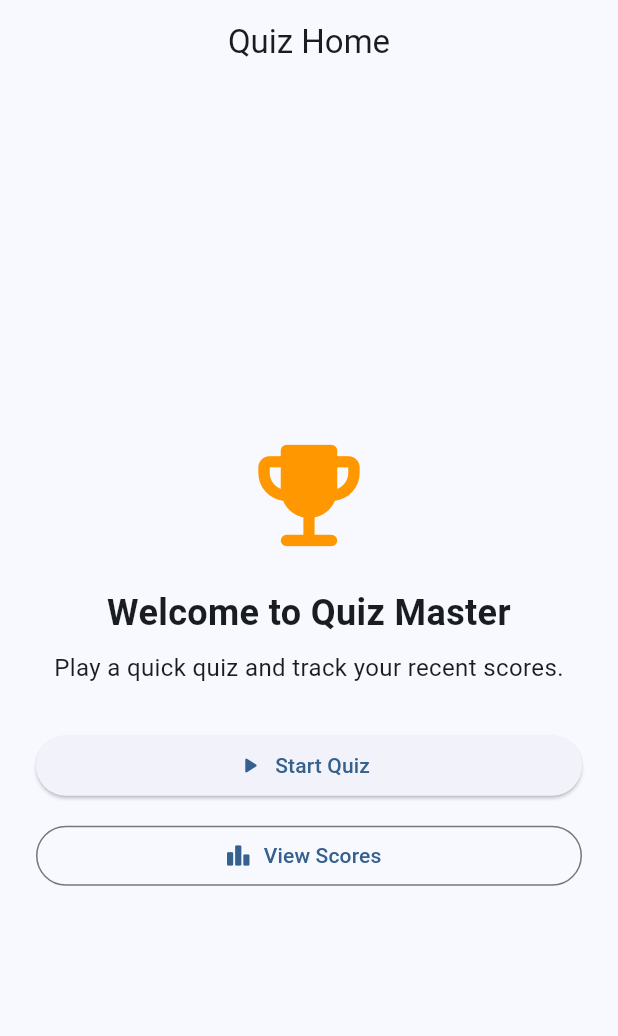
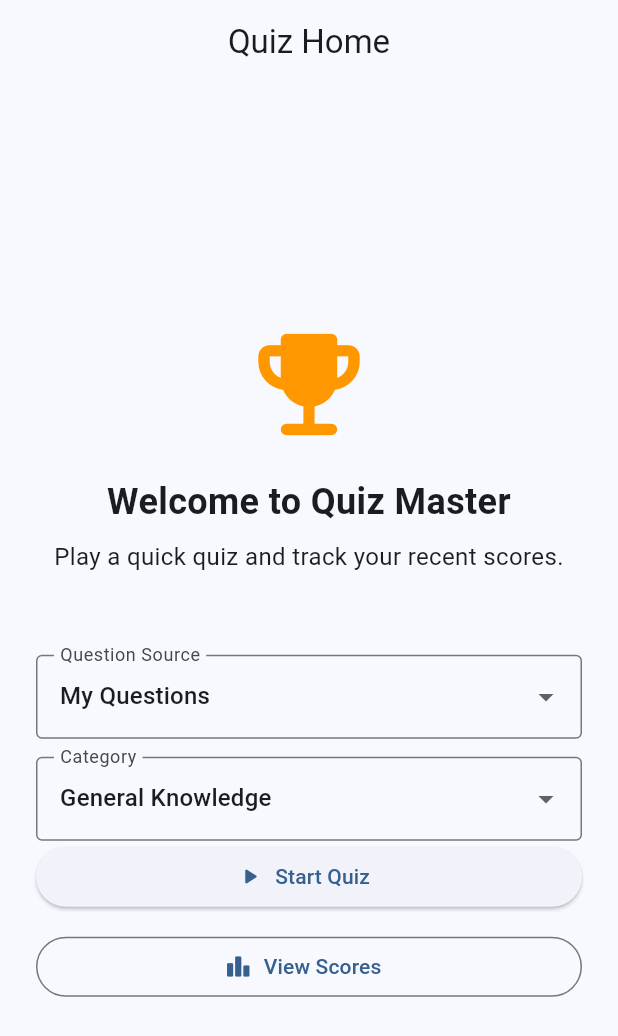
Before and after one commit to AsmiAd/Quiz_app, a Flutter app: the screen it shows after launch, on a phone screen of 412 x 824 dp. Shown: the top 1036 px of the screen. Run offline on Flutter 3.47's test engine with Material 3 defaults, Android fonts, the light colour scheme and no system bars.

Commit message:
Implement quiz configuration and repository: add category selection, API integration, and fallback handling; enhance UI with dropdowns for question source and category

```diff
--- a/lib/app_style.dart
+++ b/lib/app_style.dart
@@ -16,6 +16,10 @@ class AppText {
   static const String homeWelcomeSubtitle =
       'Play a quick quiz and track your recent scores.';
   static const String startQuiz = 'Start Quiz';
+  static const String questionSource = 'Question Source';
+  static const String category = 'Category';
+  static const String localQuestions = 'My Questions';
+  static const String apiQuestions = 'Online Questions';
   static const String viewScores = 'View Scores';
 
   static const String timerLabel = 'Time Left';
@@ -32,6 +36,8 @@ class AppText {
       'No scores yet.\nPlay a quiz to see results here.';
 
   static const String retry = 'Retry';
+  static const String apiFallback =
+      'Could not fetch online questions. Loaded local questions instead.';
   static const String noQuestions = 'No questions available.';
   static const String loadError = 'Could not load questions.';
 }
--- a/lib/data/questions.json
+++ b/lib/data/questions.json
@@ -1,15 +1,48 @@
 [
   {
+    "category": "general",
     "question": "What is the capital of Nepal?",
     "options": ["Kathmandu", "Pokhara", "Lalitpur", "Bhaktapur"],
     "answer_index": 0
   },
   {
+    "category": "general",
+    "question": "Which planet is known as the Red Planet?",
+    "options": ["Mars", "Venus", "Jupiter", "Saturn"],
+    "answer_index": 0
+  },
+  {
+    "category": "science",
+    "question": "What gas do plants absorb from the atmosphere?",
+    "options": ["Carbon Dioxide", "Oxygen", "Nitrogen", "Hydrogen"],
+    "answer_index": 0
+  },
+  {
+    "category": "science",
+    "question": "What is the chemical symbol for water?",
+    "options": ["H2O", "O2", "CO2", "NaCl"],
+    "answer_index": 0
+  },
+  {
+    "category": "history",
+    "question": "Who was the first President of the United States?",
+    "options": ["George Washington", "Abraham Lincoln", "John Adams", "Thomas Jefferson"],
+    "answer_index": 0
+  },
+  {
+    "category": "history",
+    "question": "In which year did World War II end?",
+    "options": ["1945", "1939", "1918", "1965"],
+    "answer_index": 0
+  },
+  {
+    "category": "technology",
     "question": "Flutter is developed by?",
     "options": ["Apple", "Google", "Microsoft", "Facebook"],
     "answer_index": 1
   },
   {
+    "category": "technology",
     "question": "Which language is used in Flutter?",
     "options": ["Java", "C++", "Dart", "Python"],
     "answer_index": 2
--- a/lib/home_screen.dart
+++ b/lib/home_screen.dart
@@ -1,10 +1,19 @@
 import 'package:flutter/material.dart';
 import 'package:quiz_app/app_style.dart';
+import 'package:quiz_app/quiz_config.dart';
 import 'quiz_screen.dart';
 import 'scores_screen.dart';
 
-class HomeScreen extends StatelessWidget {
+class HomeScreen extends StatefulWidget {
   const HomeScreen({super.key});
+
+  @override
+  State<HomeScreen> createState() => _HomeScreenState();
+}
+
+class _HomeScreenState extends State<HomeScreen> {
+  QuizSource _selectedSource = QuizSource.local;
+  QuizCategory _selectedCategory = quizCategories.first;
 
   @override
   Widget build(BuildContext context) {
@@ -34,6 +43,52 @@ class HomeScreen extends StatelessWidget {
                 textAlign: TextAlign.center,
               ),
               const SizedBox(height: 30),
+              const SizedBox(height: 24),
+              DropdownButtonFormField<QuizSource>(
+                value: _selectedSource,
+                decoration: const InputDecoration(
+                  labelText: AppText.questionSource,
+                  border: OutlineInputBorder(),
+                ),
+                items: const [
+                  DropdownMenuItem(
+                    value: QuizSource.local,
+                    child: Text(AppText.localQuestions),
+                  ),
+                  DropdownMenuItem(
+                    value: QuizSource.api,
+                    child: Text(AppText.apiQuestions),
+                  ),
+                ],
+                onChanged: (value) {
+                  if (value == null) return;
+                  setState(() {
+                    _selectedSource = value;
+                  });
+                },
+              ),
+              const SizedBox(height: 12),
+              DropdownButtonFormField<QuizCategory>(
+                value: _selectedCategory,
+                decoration: const InputDecoration(
+                  labelText: AppText.category,
+                  border: OutlineInputBorder(),
+                ),
+                items: quizCategories
+                    .map(
+                      (category) => DropdownMenuItem(
+                        value: category,
+                        child: Text(category.name),
+                      ),
+                    )
+                    .toList(),
+                onChanged: (value) {
+                  if (value == null) return;
+                  setState(() {
+                    _selectedCategory = value;
+                  });
+                },
+              ),
               SizedBox(
                 width: double.infinity,
                 child: ElevatedButton.icon(
@@ -41,7 +96,12 @@ class HomeScreen extends StatelessWidget {
                     Navigator.push(
                       context,
                       MaterialPageRoute(
-                        builder: (context) => const QuizScreen(),
+                        builder: (context) => QuizScreen(
+                          config: QuizConfig(
+                            source: _selectedSource,
+                            category: _selectedCategory,
+                          ),
+                        ),
                       ),
                     );
                   },
--- /dev/null
+++ b/lib/question_repository.dart
@@ -0,0 +1,66 @@
+import 'dart:convert';
+import 'package:flutter/services.dart';
+import 'package:http/http.dart' as http;
+import 'question_model.dart';
+import 'quiz_config.dart';
+
+class QuestionRepository {
+  static const int apiQuestionCount = 10;
+
+  Future<List<Question>> loadQuestions(QuizConfig config) async {
+    if (config.source == QuizSource.api) {
+      try {
+        return await _loadFromApi(config.category);
+      } catch (_) {
+        return _loadFromLocal(config.category);
+      }
+    }
+    return _loadFromLocal(config.category);
+  }
+
+  Future<List<Question>> _loadFromLocal(QuizCategory category) async {
+    final String response = await rootBundle.loadString(
+      'lib/data/questions.json',
+    );
+    final List<dynamic> data = json.decode(response) as List<dynamic>;
+
+    final filtered = data.where((q) {
+      final jsonMap = q as Map<String, dynamic>;
+      return jsonMap['category'] == category.id;
+    });
+
+    return filtered
+        .map<Question>((q) => Question.fromJson(q as Map<String, dynamic>))
+        .toList();
+  }
+
+  Future<List<Question>> _loadFromApi(QuizCategory category) async {
+    final apiCategoryId = category.apiCategoryId;
+    if (apiCategoryId == null) {
+      throw Exception('Category not mapped to API id');
+    }
+
+    final uri = Uri.https('opentdb.com', '/api.php', {
+      'amount': '$apiQuestionCount',
+      'category': '$apiCategoryId',
+      'type': 'multiple',
+    });
+
+    final response = await http.get(uri);
+
+    if (response.statusCode != 200) {
+      throw Exception('Failed to load API questions');
+    }
+
+    final decoded = json.decode(response.body) as Map<String, dynamic>;
+    final responseCode = decoded['response_code'] as int?;
+    if (responseCode != 0) {
+      throw Exception('API returned no questions');
+    }
+
+    final results = decoded['results'] as List<dynamic>;
+    return results
+        .map<Question>((item) => Question.fromApi(item as Map<String, dynamic>))
+        .toList();
+  }
+}
--- /dev/null
+++ b/lib/quiz_config.dart
@@ -0,0 +1,27 @@
+enum QuizSource { local, api }
+
+class QuizCategory {
+  final String id;
+  final String name;
+  final int? apiCategoryId;
+
+  const QuizCategory({
+    required this.id,
+    required this.name,
+    this.apiCategoryId,
+  });
+}
+
+class QuizConfig {
+  final QuizSource source;
+  final QuizCategory category;
+
+  const QuizConfig({required this.source, required this.category});
+}
+
+const List<QuizCategory> quizCategories = [
+  QuizCategory(id: 'general', name: 'General Knowledge', apiCategoryId: 9),
+  QuizCategory(id: 'science', name: 'Science & Nature', apiCategoryId: 17),
+  QuizCategory(id: 'history', name: 'History', apiCategoryId: 23),
+  QuizCategory(id: 'technology', name: 'Technology', apiCategoryId: 18),
+];
--- a/lib/result_screen.dart
+++ b/lib/result_screen.dart
@@ -1,17 +1,20 @@
 import 'package:flutter/material.dart';
 import 'package:quiz_app/app_style.dart';
 import 'package:quiz_app/home_screen.dart';
+import 'package:quiz_app/quiz_config.dart';
 import 'package:quiz_app/score_store.dart';
 import 'quiz_screen.dart';
 
 class ResultScreen extends StatelessWidget {
   final int score;
   final int totalQuestions;
+  final QuizConfig config;
 
   const ResultScreen({
     super.key,
     required this.score,
     required this.totalQuestions,
+    required this.config,
   });
 
   @override
@@ -69,7 +72,7 @@ class ResultScreen extends StatelessWidget {
                     Navigator.pushReplacement(
                       context,
                       MaterialPageRoute(
-                        builder: (context) => const QuizScreen(),
+                        builder: (context) => QuizScreen(config: config),
                       ),
                     );
                   },
--- a/pubspec.yaml
+++ b/pubspec.yaml
@@ -31,6 +31,7 @@ dependencies:
   flutter:
     sdk: flutter
   google_fonts: ^5.0.0
+  http: ^1.2.2
 
   # The following adds the Cupertino Icons font to your application.
   # Use with the CupertinoIcons class for iOS style icons.
```
Also changed, not shown: lib/question_model.dart (+32 -3 lines), lib/quiz_screen.dart (+28 -11 lines), pubspec.lock.
